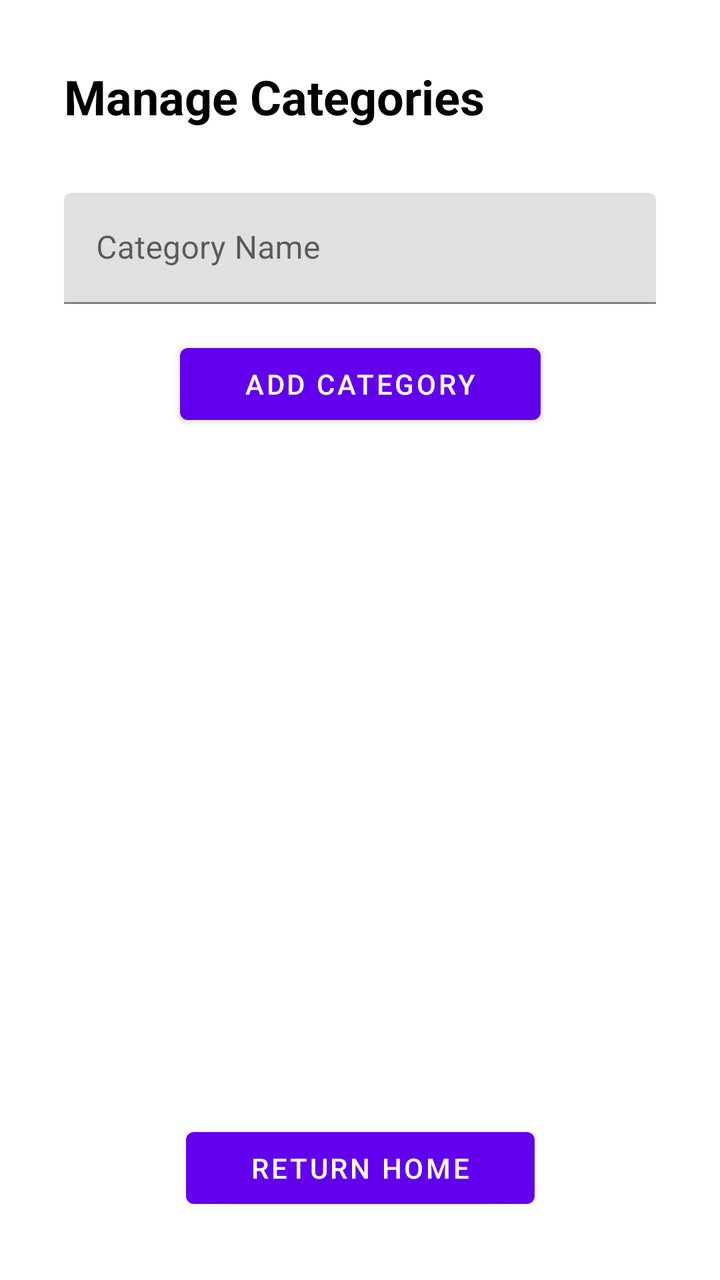
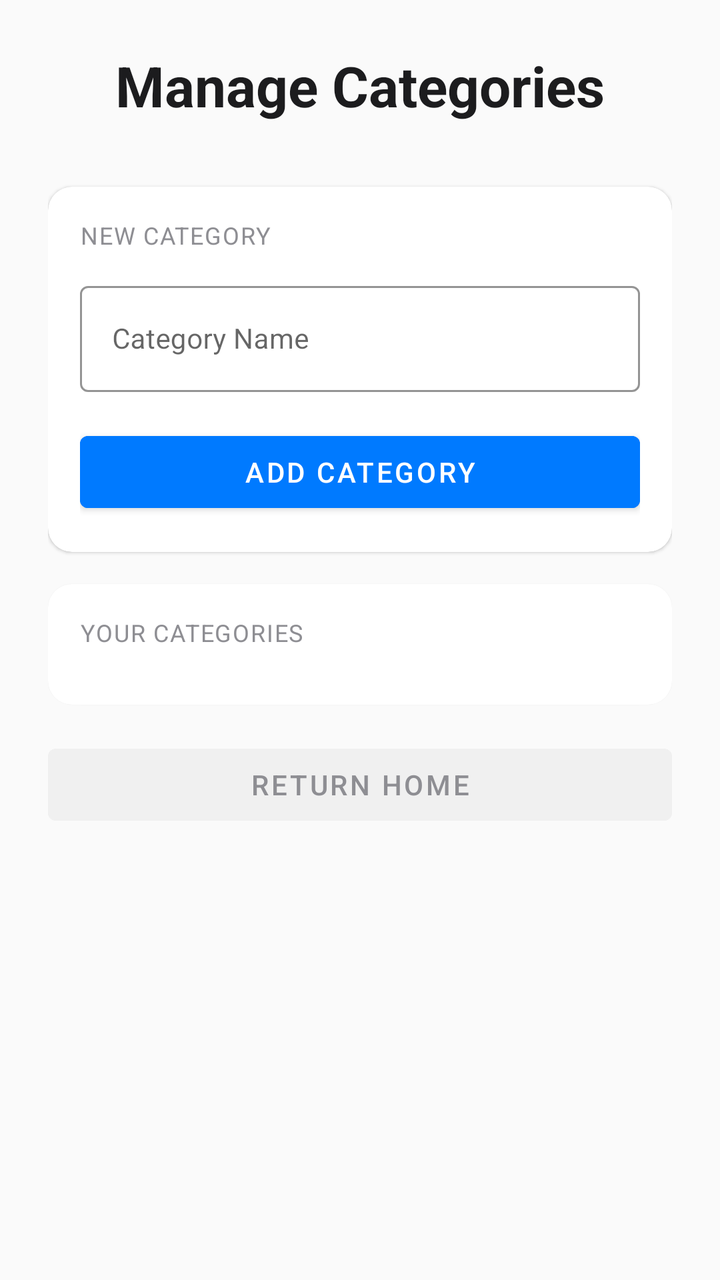

The first picture is an Android layout as it rendered before a commit; the second is the same layout after the commit. The layout source and the unified diff follow.
<!-- AndroidManifest.xml: application theme Theme.HarmonieBudget -->
<!-- res/layout/activity_category.xml -->
<?xml version="1.0" encoding="utf-8"?>
<androidx.constraintlayout.widget.ConstraintLayout
    xmlns:android="http://schemas.android.com/apk/res/android"
    xmlns:app="http://schemas.android.com/apk/res-auto"
    android:layout_width="match_parent"
    android:layout_height="match_parent"
    android:padding="32dp"
    android:background="@color/white">

    <TextView
        android:id="@+id/tv_category_title"
        android:layout_width="wrap_content"
        android:layout_height="wrap_content"
        android:text="@string/manage_categories"
        android:textSize="24sp"
        android:textStyle="bold"
        app:layout_constraintTop_toTopOf="parent"
        app:layout_constraintStart_toStartOf="parent" />

    <com.google.android.material.textfield.TextInputLayout
        android:id="@+id/til_category_name"
        android:layout_width="0dp"
        android:layout_height="wrap_content"
        android:layout_marginTop="32dp"
        app:layout_constraintTop_toBottomOf="@id/tv_category_title"
        app:layout_constraintStart_toStartOf="parent"
        app:layout_constraintEnd_toEndOf="parent">

        <com.google.android.material.textfield.TextInputEditText
            android:id="@+id/et_category_name"
            android:layout_width="match_parent"
            android:layout_height="wrap_content"
            android:hint="@string/hint_category_name"
            android:textColor="@android:color/black" />
    </com.google.android.material.textfield.TextInputLayout>

    <Button
        android:id="@+id/btn_add_category"
        android:layout_width="wrap_content"
        android:layout_height="wrap_content"
        android:text="@string/btn_add_category"
        android:minHeight="48dp"
        android:paddingStart="32dp"
        android:paddingEnd="32dp"
        android:layout_marginTop="16dp"
        app:layout_constraintTop_toBottomOf="@id/til_category_name"
        app:layout_constraintStart_toStartOf="parent"
        app:layout_constraintEnd_toEndOf="parent" />

    <androidx.recyclerview.widget.RecyclerView
        android:id="@+id/recycler_categories"
        android:layout_width="0dp"
        android:layout_height="0dp"
        android:layout_marginTop="24dp"
        app:layout_constraintTop_toBottomOf="@id/btn_add_category"
        app:layout_constraintBottom_toTopOf="@id/btn_return_home"
        app:layout_constraintStart_toStartOf="parent"
        app:layout_constraintEnd_toEndOf="parent" />

    <Button
        android:id="@+id/btn_return_home"
        android:layout_width="wrap_content"
        android:layout_height="wrap_content"
        android:text="@string/return_home"
        android:minHeight="48dp"
        android:paddingStart="32dp"
        android:paddingEnd="32dp"
        android:layout_marginTop="16dp"
        app:layout_constraintBottom_toBottomOf="parent"
        app:layout_constraintStart_toStartOf="parent"
        app:layout_constraintEnd_toEndOf="parent" />

</androidx.constraintlayout.widget.ConstraintLayout>
<!-- resources referenced by this layout -->
<resources>
  <color name="white">#FFFFFFFF</color>
  <string name="btn_add_category">Add Category</string>
  <string name="hint_category_name">Category Name</string>
  <string name="manage_categories">Manage Categories</string>
  <string name="return_home">Return Home</string>
  <style name="Theme.HarmonieBudget" parent="Theme.MaterialComponents.DayNight.NoActionBar">
  
          
          <item name="colorPrimary">@color/purple_500</item>
  
          
          <item name="colorPrimaryVariant">@color/purple_700</item>
  
          
          <item name="colorSecondary">@color/teal_200</item>
  
          
          <item name="android:windowBackground">@color/white</item>
  
          
          <item name="android:textColor">@android:color/black</item>
  
      </style>
  <color name="purple_500">#FF6200EE</color>
  <color name="purple_700">#FF3700B3</color>
  <color name="teal_200">#FF03DAC5</color>
</resources>

<!-- the commit's change to res/layout/activity_category.xml (unified diff, before → after) -->
@@ -1,73 +1,132 @@
 <?xml version="1.0" encoding="utf-8"?>
-<androidx.constraintlayout.widget.ConstraintLayout
+<androidx.core.widget.NestedScrollView
     xmlns:android="http://schemas.android.com/apk/res/android"
     xmlns:app="http://schemas.android.com/apk/res-auto"
     android:layout_width="match_parent"
     android:layout_height="match_parent"
-    android:padding="32dp"
-    android:background="@color/white">
+    android:fillViewport="true"
+    android:background="#FAFAFA">
 
-    <TextView
-        android:id="@+id/tv_category_title"
-        android:layout_width="wrap_content"
+    <LinearLayout
+        android:layout_width="match_parent"
         android:layout_height="wrap_content"
-        android:text="@string/manage_categories"
-        android:textSize="24sp"
-        android:textStyle="bold"
-        app:layout_constraintTop_toTopOf="parent"
-        app:layout_constraintStart_toStartOf="parent" />
+        android:orientation="vertical"
+        android:padding="24dp">
 
-    <com.google.android.material.textfield.TextInputLayout
-        android:id="@+id/til_category_name"
-        android:layout_width="0dp"
-        android:layout_height="wrap_content"
-        android:layout_marginTop="32dp"
-        app:layout_constraintTop_toBottomOf="@id/tv_category_title"
-        app:layout_constraintStart_toStartOf="parent"
-        app:layout_constraintEnd_toEndOf="parent">
+        
+        <TextView
+            android:id="@+id/tv_category_title"
+            android:layout_width="wrap_content"
+            android:layout_height="wrap_content"
+            android:layout_gravity="center_horizontal"
+            android:text="@string/manage_categories"
+            android:textColor="#1C1C1E"
+            android:textSize="28sp"
+            android:textStyle="bold" />
 
-        <com.google.android.material.textfield.TextInputEditText
-            android:id="@+id/et_category_name"
+        
+        <com.google.android.material.card.MaterialCardView
             android:layout_width="match_parent"
             android:layout_height="wrap_content"
-            android:hint="@string/hint_category_name"
-            android:textColor="@android:color/black" />
-    </com.google.android.material.textfield.TextInputLayout>
+            android:layout_marginTop="32dp"
+            app:cardBackgroundColor="#FFFFFF"
+            app:cardCornerRadius="12dp"
+            app:cardElevation="1dp"
+            app:strokeWidth="0dp">
 
-    <Button
-        android:id="@+id/btn_add_category"
-        android:layout_width="wrap_content"
-        android:layout_height="wrap_content"
-        android:text="@string/btn_add_category"
-        android:minHeight="48dp"
-        android:paddingStart="32dp"
-        android:paddingEnd="32dp"
-        android:layout_marginTop="16dp"
-        app:layout_constraintTop_toBottomOf="@id/til_category_name"
-        app:layout_constraintStart_toStartOf="parent"
-        app:layout_constraintEnd_toEndOf="parent" />
+            <LinearLayout
+                android:layout_width="match_parent"
+                android:layout_height="wrap_content"
+                android:orientation="vertical"
+                android:padding="16dp">
 
-    <androidx.recyclerview.widget.RecyclerView
-        android:id="@+id/recycler_categories"
-        android:layout_width="0dp"
-        android:layout_height="0dp"
-        android:layout_marginTop="24dp"
-        app:layout_constraintTop_toBottomOf="@id/btn_add_category"
-        app:layout_constraintBottom_toTopOf="@id/btn_return_home"
-        app:layout_constraintStart_toStartOf="parent"
-        app:layout_constraintEnd_toEndOf="parent" />
+                <TextView
+                    android:layout_width="wrap_content"
+                    android:layout_height="wrap_content"
+                    android:letterSpacing="0.05"
+                    android:text="NEW CATEGORY"
+                    android:textAllCaps="true"
+                    android:textColor="#8E8E93"
+                    android:textSize="12sp" />
 
-    <Button
-        android:id="@+id/btn_return_home"
-        android:layout_width="wrap_content"
-        android:layout_height="wrap_content"
-        android:text="@string/return_home"
-        android:minHeight="48dp"
-        android:paddingStart="32dp"
-        android:paddingEnd="32dp"
-        android:layout_marginTop="16dp"
-        app:layout_constraintBottom_toBottomOf="parent"
-        app:layout_constraintStart_toStartOf="parent"
-        app:layout_constraintEnd_toEndOf="parent" />
+                <com.google.android.material.textfield.TextInputLayout
+                    android:id="@+id/til_category_name"
+                    android:layout_width="match_parent"
+                    android:layout_height="wrap_content"
+                    android:layout_marginTop="12dp"
+                    style="@style/Widget.MaterialComponents.TextInputLayout.OutlinedBox"
+                    app:boxStrokeColor="#6A1B9A">
 
-</androidx.constraintlayout.widget.ConstraintLayout>
+                    <com.google.android.material.textfield.TextInputEditText
+                        android:id="@+id/et_category_name"
+                        android:layout_width="match_parent"
+                        android:layout_height="wrap_content"
+                        android:hint="@string/hint_category_name"
+                        android:textColor="#1C1C1E"
+                        android:textSize="14sp" />
+                </com.google.android.material.textfield.TextInputLayout>
+
+                <Button
+                    android:id="@+id/btn_add_category"
+                    android:layout_width="match_parent"
+                    android:layout_height="wrap_content"
+                    android:layout_marginTop="16dp"
+                    android:backgroundTint="#007AFF"
+                    android:minHeight="48dp"
+                    android:text="@string/btn_add_category"
+                    android:textColor="#FFFFFF"
+                    android:textSize="14sp" />
+
+            </LinearLayout>
+        </com.google.android.material.card.MaterialCardView>
+
+        
+        <com.google.android.material.card.MaterialCardView
+            android:layout_width="match_parent"
+            android:layout_height="wrap_content"
+            android:layout_marginTop="16dp"
+            app:cardBackgroundColor="#FFFFFF"
+            app:cardCornerRadius="12dp"
+            app:cardElevation="1dp"
+            app:strokeWidth="0dp">
+
+            <LinearLayout
+                android:layout_width="match_parent"
+                android:layout_height="wrap_content"
+                android:orientation="vertical"
+                android:padding="16dp">
+
+                <TextView
+                    android:layout_width="wrap_content"
+                    android:layout_height="wrap_content"
+                    android:letterSpacing="0.05"
+                    android:text="YOUR CATEGORIES"
+                    android:textAllCaps="true"
+                    android:textColor="#8E8E93"
+                    android:textSize="12sp" />
+
+                <androidx.recyclerview.widget.RecyclerView
+                    android:id="@+id/recycler_categories"
+                    android:layout_width="match_parent"
+                    android:layout_height="wrap_content"
+                    android:layout_marginTop="12dp"
+                    android:nestedScrollingEnabled="false" />
+
+            </LinearLayout>
+        </com.google.android.material.card.MaterialCardView>
+
+        
+        <Button
+            android:id="@+id/btn_return_home"
+            android:layout_width="match_parent"
+            android:layout_height="wrap_content"
+            android:layout_marginTop="16dp"
+            android:backgroundTint="#F0F0F0"
+            android:minHeight="48dp"
+            android:text="@string/return_home"
+            android:textColor="#8E8E93"
+            android:textSize="14sp"
+            style="@style/Widget.MaterialComponents.Button.TextButton" />
+
+    </LinearLayout>
+</androidx.core.widget.NestedScrollView>
